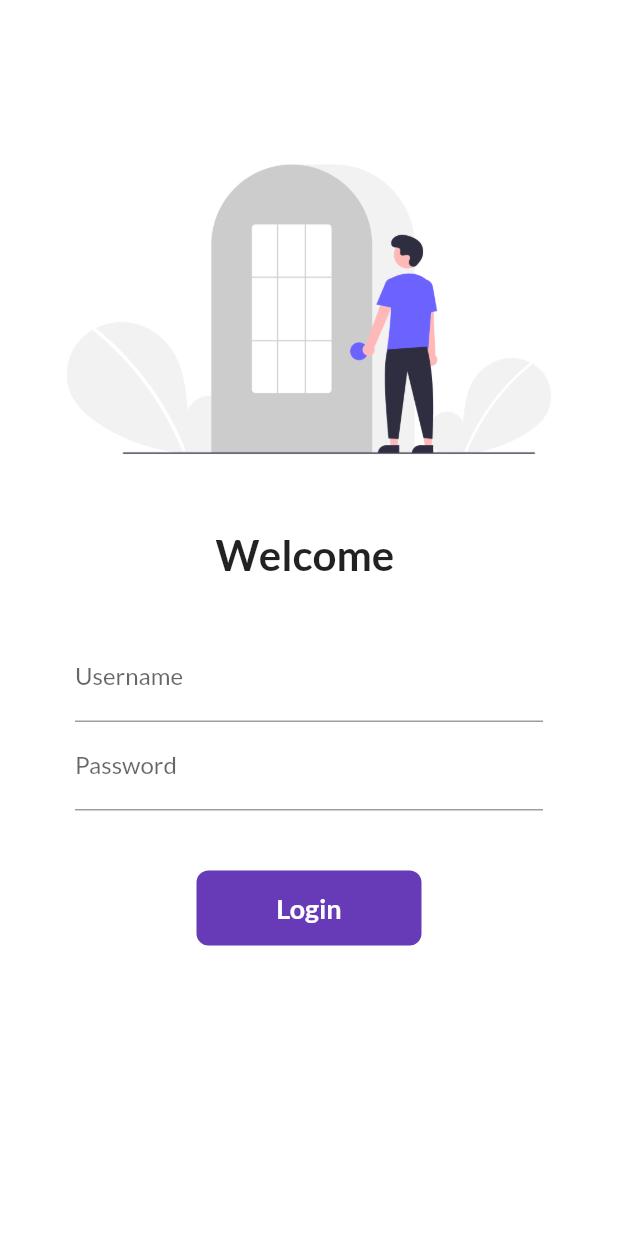
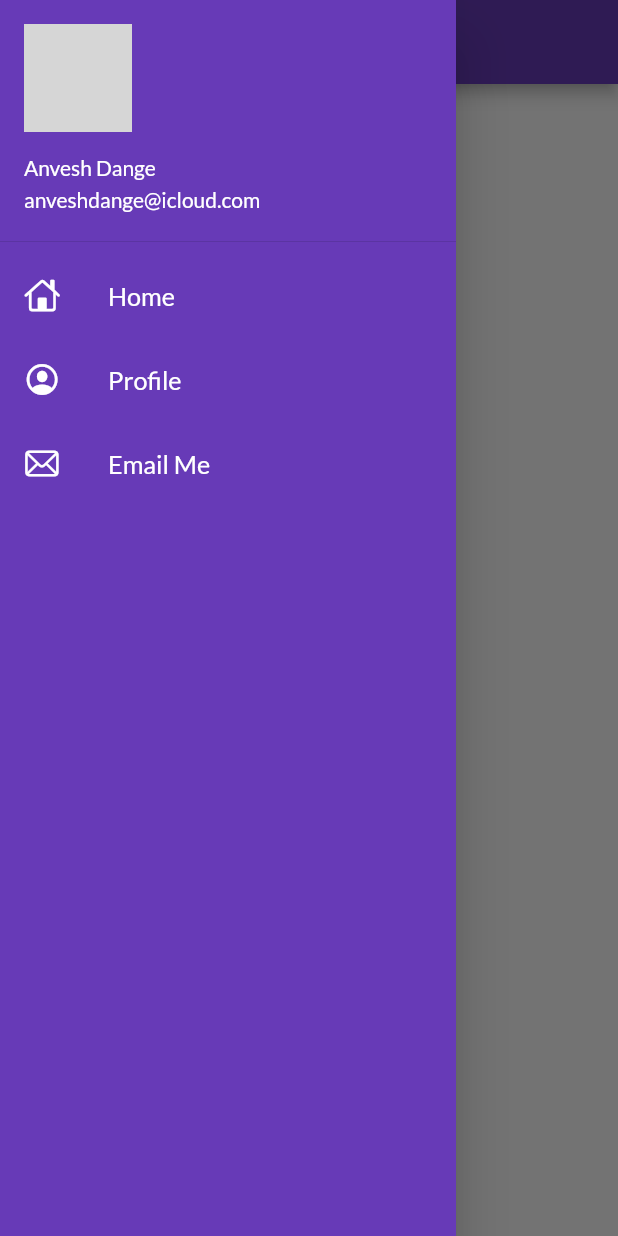
Before and after one commit to anveshdange/30DaysOfFlutter, a Flutter app: the screen it shows after launch, with the side drawer open (before the commit the screen has no drawer), on a phone screen of 412 x 824 dp. Run offline on Flutter 3.47's test engine with Material 2 defaults, Android fonts, the phone set to English and light mode, and no system bars; our stand-ins replace google_fonts; network calls fail; grey boxes are pictures that could not be loaded.

Commit message:
day 8 completed succesfully

```diff
--- a/lib/main.dart
+++ b/lib/main.dart
@@ -20,11 +20,11 @@ class MyApp extends StatelessWidget {
         fontFamily: GoogleFonts.lato().fontFamily,
         primaryTextTheme: GoogleFonts.latoTextTheme() ,
       ),
-      // debugShowCheckedModeBanner: false, // this line of code is used to remove the debug logo in development
+      debugShowCheckedModeBanner: false, // this line of code is used to remove the debug logo in development
       darkTheme: ThemeData(
         brightness: Brightness.dark,
       ),
-      initialRoute: '/',
+      initialRoute: '/home',
       routes: {
         "/" : (context) => const LoginPage(), //  this means home route in place
         MyRoutes.homeRoute : (context) => const HomePage(), // this is the home page route
--- a/lib/pages/home_page.dart
+++ b/lib/pages/home_page.dart
@@ -1,3 +1,4 @@
+import 'package:codepur/widgets/drawer.dart';
 import 'package:flutter/material.dart' ;
 
 class HomePage extends StatelessWidget {
@@ -14,7 +15,7 @@ class HomePage extends StatelessWidget {
           child: const Text('Welcome to 30 Days of Flutter !!'),
         ),
       ),
-      drawer: const Drawer(),
+      drawer: const MyDrawer(),
     );
   }
 }
--- /dev/null
+++ b/lib/widgets/drawer.dart
@@ -0,0 +1,54 @@
+// importing the flutter files
+import 'package:flutter/cupertino.dart';
+import 'package:flutter/material.dart' ;
+
+class MyDrawer extends StatelessWidget {
+  const MyDrawer({Key? key}) : super(key: key);
+
+  @override
+  Widget build(BuildContext context) {
+    final imageUrl = 'https://media.licdn.com/dms/image/D4E03AQHfyd18Qxp1aQ/profile-displayphoto-shrink_800_800/0/1644731304980?e=2147483647&v=beta&t=eAVwS-nLK2mYvM18Crco_eUv8TalJ30KngmBUGLIFOc';
+    return Drawer(
+      child : Container(
+        color : Colors.deepPurple,
+        child: ListView(
+          padding: EdgeInsets.zero,
+          children: [
+            DrawerHeader(
+              padding: EdgeInsets.zero,
+                child: UserAccountsDrawerHeader(
+                  margin: EdgeInsets.zero,
+                    accountName: const Text('Anvesh Dange',style: TextStyle(color: Colors.white),),
+                    accountEmail: const Text('anveshdange@icloud.com', style: TextStyle(color: Colors.white)),
+                  currentAccountPicture: CircleAvatar(
+                    backgroundImage: NetworkImage(imageUrl),
+                  ),
+                ),
+            ),
+            const ListTile(
+              leading: Icon(
+                CupertinoIcons.home,
+                color: Colors.white,
+              ),
+              title: Text('Home', style: TextStyle(color: Colors.white),textScaleFactor: 1.2,),
+            ),
+            const ListTile(
+              leading: Icon(
+                CupertinoIcons.profile_circled,
+                color: Colors.white,
+              ),
+              title: Text('Profile', style: TextStyle(color: Colors.white),textScaleFactor: 1.2,),
+            ),
+            const ListTile(
+              leading: Icon(
+                CupertinoIcons.mail,
+                color: Colors.white,
+              ),
+              title: Text('Email Me', style: TextStyle(color: Colors.white),textScaleFactor: 1.2,),
+            ),
+          ],
+        ),
+      ),
+    );
+  }
+}
```
